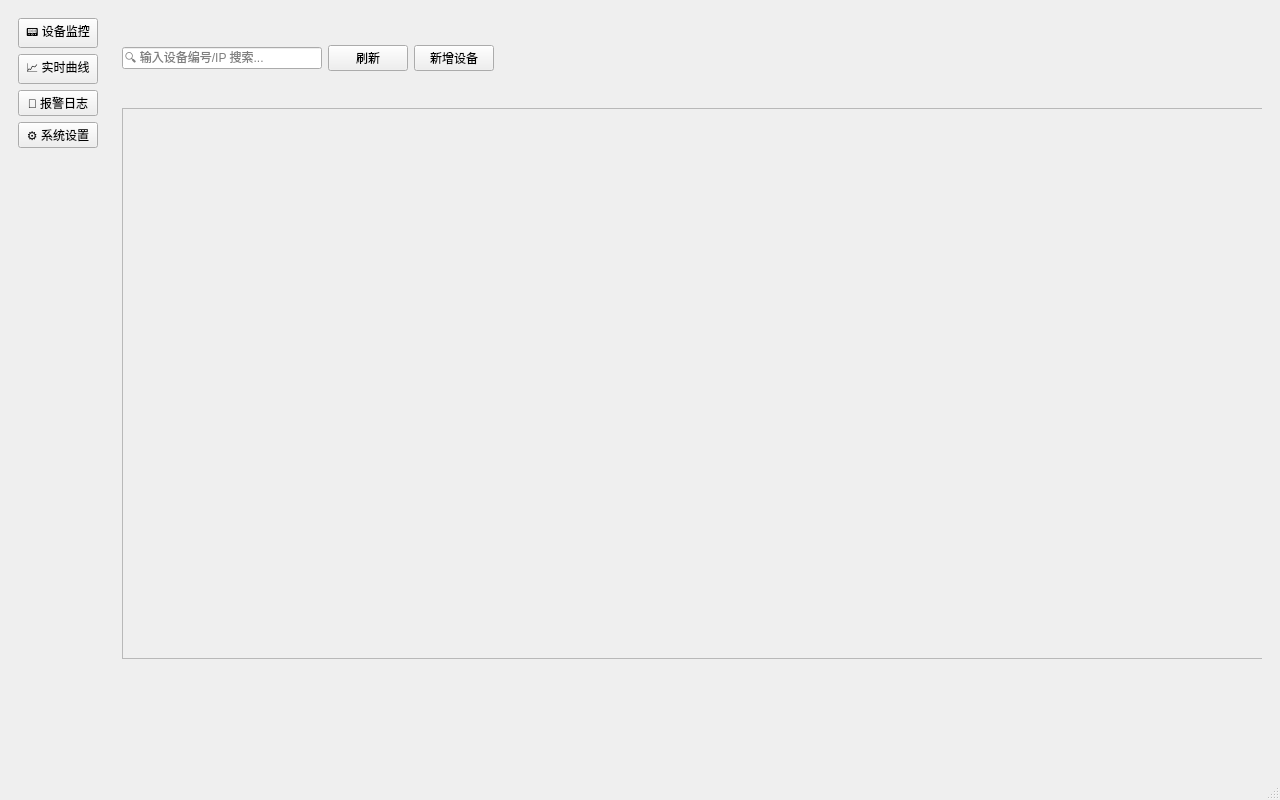
Before: the Qt Designer form src/views/mainwindow.ui in 148627654/IndustrialMonitor, drawn with Qt 5.
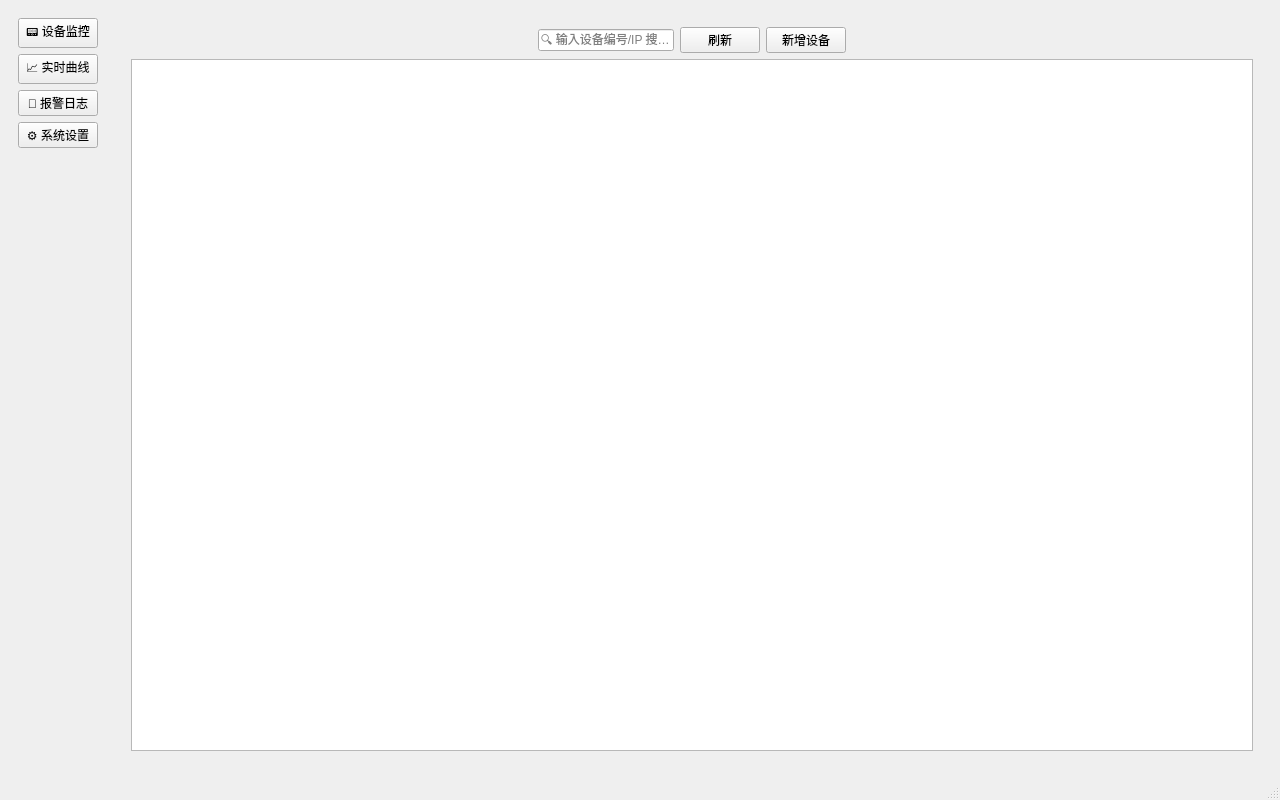
After: the same form once the commit is applied.

```diff
--- a/src/views/mainwindow.ui
+++ b/src/views/mainwindow.ui
@@ -97,16 +97,48 @@
           </widget>
          </widget>
          <widget class="QWidget" name="page01Monitor">
-          <widget class="QWidget" name="horizontalLayoutWidget">
-           <property name="geometry">
-            <rect>
-             <x>0</x>
-             <y>0</y>
-             <width>1171</width>
-             <height>80</height>
-            </rect>
-           </property>
+          <layout class="QVBoxLayout" name="verticalLayout_3">
+           <item>
            <layout class="QHBoxLayout" name="horizontalLayout_2">
+             <item>
+              <spacer name="horizontalSpacer_5">
+               <property name="orientation">
+                <enum>Qt::Orientation::Horizontal</enum>
+               </property>
+               <property name="sizeHint" stdset="0">
+                <size>
+                 <width>40</width>
+                 <height>20</height>
+                </size>
+               </property>
+              </spacer>
+             </item>
+             <item>
+              <spacer name="horizontalSpacer_6">
+               <property name="orientation">
+                <enum>Qt::Orientation::Horizontal</enum>
+               </property>
+               <property name="sizeHint" stdset="0">
+                <size>
+                 <width>40</width>
+                 <height>20</height>
+                </size>
+               </property>
+              </spacer>
+             </item>
+             <item>
+              <spacer name="horizontalSpacer_7">
+               <property name="orientation">
+                <enum>Qt::Orientation::Horizontal</enum>
+               </property>
+               <property name="sizeHint" stdset="0">
+                <size>
+                 <width>40</width>
+                 <height>20</height>
+                </size>
+               </property>
+              </spacer>
+             </item>
             <item>
              <widget class="QLineEdit" name="editSearchDevice">
               <property name="placeholderText">
@@ -141,19 +173,6 @@
               </property>
              </spacer>
             </item>
-            <item>
-             <spacer name="horizontalSpacer_3">
-              <property name="orientation">
-               <enum>Qt::Orientation::Horizontal</enum>
-              </property>
-              <property name="sizeHint" stdset="0">
-               <size>
-                <width>40</width>
-                <height>20</height>
-               </size>
-              </property>
-             </spacer>
-            </item>
             <item>
              <spacer name="horizontalSpacer_2">
               <property name="orientation">
@@ -181,23 +200,11 @@
              </spacer>
             </item>
            </layout>
-          </widget>
-          <widget class="QFrame" name="frame">
-           <property name="geometry">
-            <rect>
-             <x>0</x>
-             <y>90</y>
-             <width>1161</width>
-             <height>551</height>
-            </rect>
-           </property>
-           <property name="frameShape">
-            <enum>QFrame::Shape::StyledPanel</enum>
-           </property>
-           <property name="frameShadow">
-            <enum>QFrame::Shadow::Raised</enum>
-           </property>
-          </widget>
+           </item>
+           <item>
+            <widget class="QTableView" name="tableViewDevices"/>
+           </item>
+          </layout>
          </widget>
          <widget class="QWidget" name="page04Setting">
           <widget class="QLabel" name="label_6">
```
Lines whose indentation alone changed are shown as unchanged.
